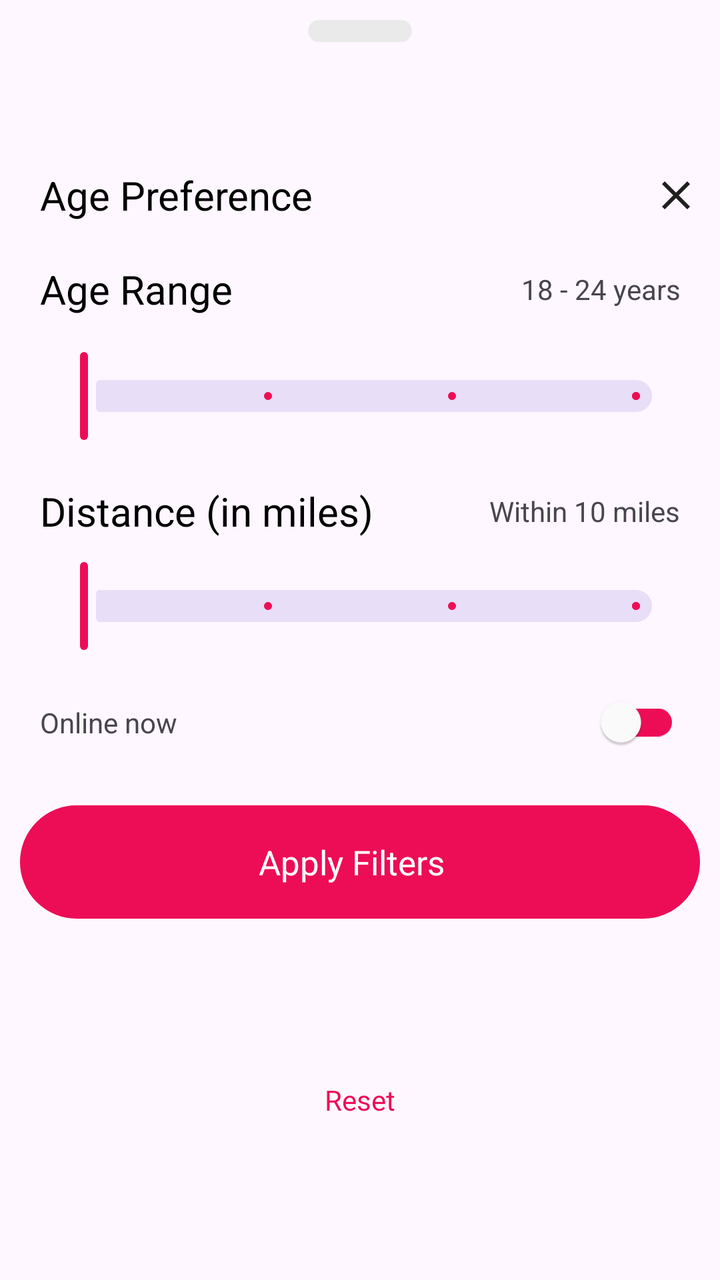
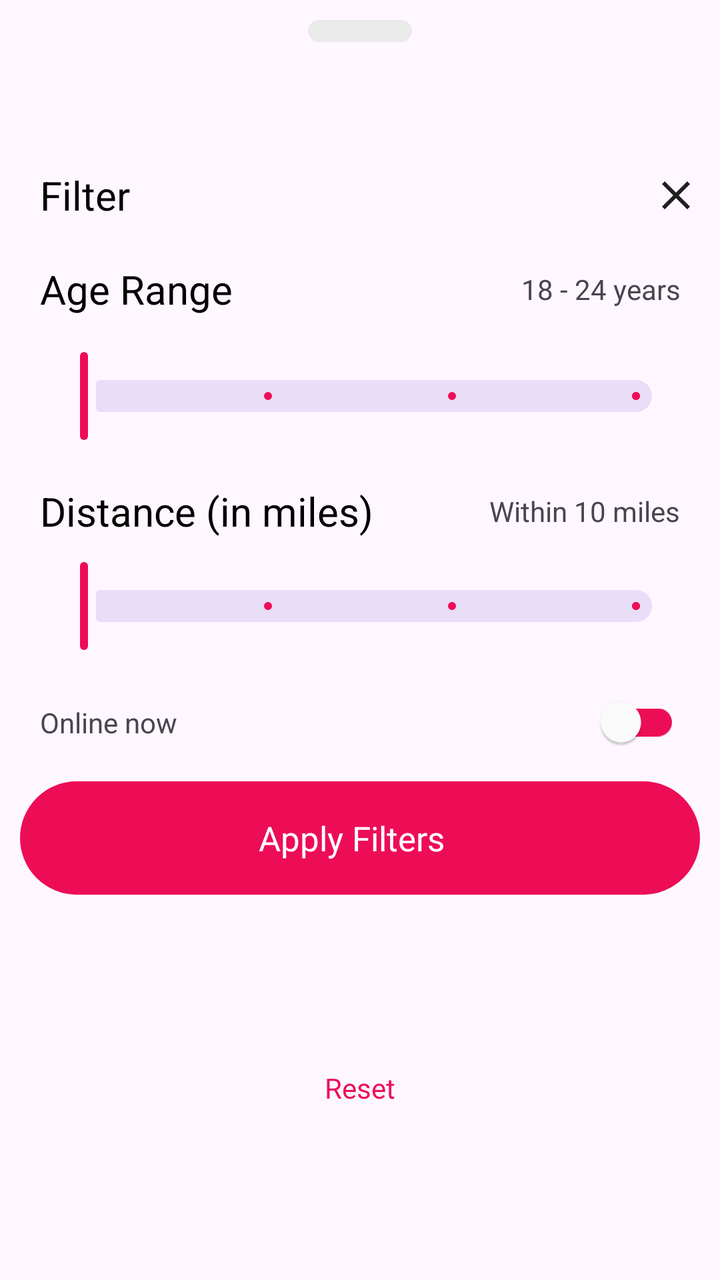

Two renders of the same Android screen: before a commit and after it. Below are the layout's source before the change and the commit's diff.
<!-- AndroidManifest.xml: application theme Theme.You4me -->
<!-- res/layout/fragment_filter_bottom_sheet.xml -->
<?xml version="1.0" encoding="utf-8"?>
<androidx.constraintlayout.widget.ConstraintLayout
    xmlns:app="http://schemas.android.com/apk/res-auto"
    xmlns:android="http://schemas.android.com/apk/res/android"
    xmlns:tools="http://schemas.android.com/tools"
    android:layout_width="match_parent"
    android:layout_height="match_parent"
    tools:context=".ui.main.finddates.bottomsheet.FilterBottomSheetFragment">



    <androidx.constraintlayout.widget.Guideline
        android:id="@+id/guidelineVertical1"
        android:layout_width="wrap_content"
        android:layout_height="wrap_content"
        android:orientation="horizontal"
        app:layout_constraintGuide_percent="0.1" />


    <ImageView
        android:id="@+id/imageView4"
        android:layout_width="wrap_content"
        android:layout_height="wrap_content"
        android:src="@drawable/top_arc_img"
        android:layout_marginTop="@dimen/margin_10dp"
        app:layout_constraintEnd_toEndOf="parent"
        app:layout_constraintStart_toStartOf="parent"
        app:layout_constraintTop_toTopOf="parent" />

    <TextView
        android:id="@+id/textView28"
        android:layout_width="wrap_content"
        android:layout_height="wrap_content"
        android:layout_margin="@dimen/margin_20dp"
        android:text="Age Preference"
        android:textColor="@color/black"
        android:textSize="@dimen/text_size_20sp"
        app:layout_constraintStart_toStartOf="parent"
        app:layout_constraintTop_toTopOf="@+id/guidelineVertical1" />

    <TextView
        android:id="@+id/age_range"
        android:layout_width="0dp"
        android:layout_height="wrap_content"
        android:layout_marginEnd="@dimen/margin_20dp"
        android:gravity="end"
        app:layout_constraintBottom_toBottomOf="@+id/textView29"
        app:layout_constraintEnd_toEndOf="@+id/cancel_icon"
        app:layout_constraintStart_toEndOf="@+id/textView29"
        app:layout_constraintTop_toTopOf="@+id/textView29"
        android:text="18 - 24 years" />

    <TextView
        android:id="@+id/distance_range"
        android:layout_width="0dp"
        android:layout_height="wrap_content"
        android:layout_marginEnd="@dimen/margin_20dp"
        android:gravity="end"
        android:text="Within 10 miles"
        app:layout_constraintBottom_toBottomOf="@+id/textView"
        app:layout_constraintEnd_toEndOf="@+id/cancel_icon"
        app:layout_constraintStart_toEndOf="@+id/textView"
        app:layout_constraintTop_toTopOf="@+id/textView" />

    <ImageView
        android:id="@+id/cancel_icon"
        android:layout_width="wrap_content"
        android:layout_height="wrap_content"
        android:src="@drawable/cancel_icon"
        app:layout_constraintBottom_toBottomOf="@+id/textView28"
        app:layout_constraintEnd_toEndOf="parent"
        app:layout_constraintTop_toTopOf="@+id/textView28" />

    <TextView
        android:id="@+id/textView29"
        android:layout_width="wrap_content"
        android:layout_height="wrap_content"
        android:layout_marginTop="@dimen/margin_20dp"
        android:text="Age Range"
        android:textColor="@color/black"
        android:textSize="@dimen/text_size_20sp"
        app:layout_constraintStart_toStartOf="@+id/textView28"
        app:layout_constraintTop_toBottomOf="@+id/textView28" />


    <com.google.android.material.slider.Slider
        android:id="@+id/ageRangeSlider"
        android:layout_width="0dp"
        android:layout_height="wrap_content"
        android:layout_marginTop="@dimen/margin_20dp"
        android:stepSize="1"
        android:valueFrom="0"
        android:valueTo="3"
        app:labelBehavior="gone"
        app:layout_constraintEnd_toEndOf="@+id/age_range"
        app:layout_constraintHorizontal_bias="1.0"
        app:layout_constraintStart_toStartOf="@+id/textView29"
        app:layout_constraintTop_toBottomOf="@+id/age_range"
        app:thumbColor="@color/primary_pink"
        app:trackColorActive="@color/primary_pink" />

    <TextView
        android:id="@+id/textView"
        android:layout_width="wrap_content"
        android:layout_height="wrap_content"
        android:text="Distance (in miles)"
        android:layout_marginTop="@dimen/margin_20dp"
        android:textColor="@color/black"
        android:textSize="@dimen/text_size_20sp"
        app:layout_constraintStart_toStartOf="@+id/textView28"
        app:layout_constraintTop_toBottomOf="@+id/ageRangeSlider" />


    <com.google.android.material.slider.Slider
        android:id="@+id/distanceRangeSlider"
        android:layout_width="0dp"
        android:layout_height="wrap_content"
        android:stepSize="1"
        android:valueFrom="0"
        android:layout_marginTop="@dimen/margin_10dp"
        android:valueTo="3"
        app:labelBehavior="gone"
        app:layout_constraintEnd_toEndOf="@+id/age_range"
        app:layout_constraintHorizontal_bias="1.0"
        app:layout_constraintStart_toStartOf="@+id/textView29"
        app:layout_constraintTop_toBottomOf="@+id/textView"
        app:thumbColor="@color/primary_pink"
        app:trackColorActive="@color/primary_pink" />

    <TextView
        android:layout_width="wrap_content"
        android:layout_height="wrap_content"
        android:text="Online now"

        app:layout_constraintBottom_toBottomOf="@+id/switchCompat"
        app:layout_constraintStart_toStartOf="@+id/textView"
        app:layout_constraintTop_toTopOf="@+id/switchCompat" />

    <androidx.appcompat.widget.SwitchCompat
        android:id="@+id/switchCompat"
        android:layout_width="wrap_content"
        android:layout_height="wrap_content"
        android:layout_marginTop="@dimen/margin_10dp"
        app:layout_constraintEnd_toEndOf="@+id/distanceRangeSlider"
        app:layout_constraintTop_toBottomOf="@+id/distanceRangeSlider"
        app:thumbTint="@color/white"
        app:trackTint="@color/primary_pink" />
    <LinearLayout
        android:id="@+id/save_btn"
        android:layout_width="match_parent"
        android:layout_height="wrap_content"
        android:layout_margin="@dimen/margin_10dp"
        android:background="@drawable/rectangle_skip_for_now"
        android:backgroundTint="@color/primary_pink"
        android:gravity="center"
        android:layout_marginBottom="@dimen/margin_40dp"
        android:orientation="horizontal"
        android:padding="@dimen/padding_17dp"
        app:layout_constraintBottom_toBottomOf="parent"
        app:layout_constraintEnd_toEndOf="parent"
        app:layout_constraintStart_toStartOf="parent"
        app:layout_constraintTop_toBottomOf="@+id/ageRangeSlider">

        <TextView
            android:layout_width="wrap_content"
            android:layout_height="wrap_content"
            android:layout_marginEnd="8dp"
            android:text="Apply Filters"
            android:textColor="@color/white"
            android:textSize="17sp" />

    </LinearLayout>

    <TextView
        android:layout_width="wrap_content"
        android:layout_height="wrap_content"
        android:text="Reset"
        android:textColor="@color/primary_pink"
        app:layout_constraintBottom_toBottomOf="parent"
        app:layout_constraintEnd_toEndOf="@+id/save_btn"
        app:layout_constraintStart_toStartOf="@+id/save_btn"
        app:layout_constraintTop_toBottomOf="@+id/save_btn" />

</androidx.constraintlayout.widget.ConstraintLayout>
<!-- resources referenced by this layout -->
<resources>
  <color name="black">#FF000000</color>
  <color name="primary_pink">#ED0D57</color>
  <color name="white">#FFFFFFFF</color>
  <dimen name="margin_10dp">10dp</dimen>
  <dimen name="margin_20dp">20dp</dimen>
  <dimen name="margin_40dp">40dp</dimen>
  <dimen name="padding_17dp">17dp</dimen>
  <dimen name="text_size_20sp">20sp</dimen>
  <!-- drawable cancel_icon (drawable) -->
  <vector xmlns:android="http://schemas.android.com/apk/res/android"
      android:width="44dp"
      android:height="44dp"
      android:viewportWidth="44"
      android:viewportHeight="44">
    <path
        android:pathData="M16.4,29L15,27.6L20.6,22L15,16.4L16.4,15L22,20.6L27.6,15L29,16.4L23.4,22L29,27.6L27.6,29L22,23.4L16.4,29Z"
        android:fillColor="#1F1F1F"/>
  </vector>
  <!-- drawable rectangle_skip_for_now (drawable) -->
  <?xml version="1.0" encoding="UTF-8"?>
  <shape xmlns:android="http://schemas.android.com/apk/res/android" android:id="@+id/listview_background_shape">
      <padding android:left="2dp"
          android:top="2dp"
          android:right="2dp"
          android:bottom="2dp" />
      <corners android:radius="50dp" />
      <solid android:color="@color/white" />
      <stroke android:color="@color/primary_pink"
          android:width="1dp"/>
  </shape>
  <!-- drawable top_arc_img (drawable) -->
  <vector xmlns:android="http://schemas.android.com/apk/res/android"
      android:width="52dp"
      android:height="11dp"
      android:viewportWidth="52"
      android:viewportHeight="11">
    <path
        android:pathData="M5.5,0L46.5,0A5.5,5.5 0,0 1,52 5.5L52,5.5A5.5,5.5 0,0 1,46.5 11L5.5,11A5.5,5.5 0,0 1,0 5.5L0,5.5A5.5,5.5 0,0 1,5.5 0z"
        android:fillColor="#EAEAEA"/>
  </vector>
  <style name="Theme.You4me" parent="Base.Theme.You4me" />
  <style name="Base.Theme.You4me" parent="Theme.Material3.Light.NoActionBar">
          
           <item name="colorPrimary">@color/primary_pink</item>
      </style>
</resources>

<!-- the commit's change to res/layout/fragment_filter_bottom_sheet.xml (unified diff, before → after) -->
@@ -4,7 +4,7 @@
     xmlns:android="http://schemas.android.com/apk/res/android"
     xmlns:tools="http://schemas.android.com/tools"
     android:layout_width="match_parent"
-    android:layout_height="match_parent"
+    android:layout_height="wrap_content"
     tools:context=".ui.main.finddates.bottomsheet.FilterBottomSheetFragment">
 
 
@@ -32,7 +32,7 @@
         android:layout_width="wrap_content"
         android:layout_height="wrap_content"
         android:layout_margin="@dimen/margin_20dp"
-        android:text="Age Preference"
+        android:text="Filter"
         android:textColor="@color/black"
         android:textSize="@dimen/text_size_20sp"
         app:layout_constraintStart_toStartOf="parent"
@@ -128,10 +128,11 @@
         app:trackColorActive="@color/primary_pink" />
 
     <TextView
+        android:id="@+id/textView34"
         android:layout_width="wrap_content"
         android:layout_height="wrap_content"
+
         android:text="Online now"
-
         app:layout_constraintBottom_toBottomOf="@+id/switchCompat"
         app:layout_constraintStart_toStartOf="@+id/textView"
         app:layout_constraintTop_toTopOf="@+id/switchCompat" />
@@ -145,21 +146,22 @@
         app:layout_constraintTop_toBottomOf="@+id/distanceRangeSlider"
         app:thumbTint="@color/white"
         app:trackTint="@color/primary_pink" />
+
     <LinearLayout
         android:id="@+id/save_btn"
         android:layout_width="match_parent"
         android:layout_height="wrap_content"
-        android:layout_margin="@dimen/margin_10dp"
+        android:layout_marginEnd="@dimen/margin_10dp"
+        android:layout_marginStart="@dimen/margin_10dp"
+        android:layout_marginTop="@dimen/margin_20dp"
         android:background="@drawable/rectangle_skip_for_now"
         android:backgroundTint="@color/primary_pink"
         android:gravity="center"
-        android:layout_marginBottom="@dimen/margin_40dp"
         android:orientation="horizontal"
         android:padding="@dimen/padding_17dp"
-        app:layout_constraintBottom_toBottomOf="parent"
         app:layout_constraintEnd_toEndOf="parent"
         app:layout_constraintStart_toStartOf="parent"
-        app:layout_constraintTop_toBottomOf="@+id/ageRangeSlider">
+        app:layout_constraintTop_toBottomOf="@+id/textView34">
 
         <TextView
             android:layout_width="wrap_content"
@@ -172,9 +174,11 @@
     </LinearLayout>
 
     <TextView
+        android:id="@+id/reset"
         android:layout_width="wrap_content"
         android:layout_height="wrap_content"
         android:text="Reset"
+        android:layout_margin="@dimen/margin_30dp"
         android:textColor="@color/primary_pink"
         app:layout_constraintBottom_toBottomOf="parent"
         app:layout_constraintEnd_toEndOf="@+id/save_btn"
<!-- resource entries referenced after the edit -->
@@ -5,7 +5,7 @@
   <color name="white">#FFFFFFFF</color>
   <dimen name="margin_10dp">10dp</dimen>
   <dimen name="margin_20dp">20dp</dimen>
-  <dimen name="margin_40dp">40dp</dimen>
+  <dimen name="margin_30dp">30dp</dimen>
   <dimen name="padding_17dp">17dp</dimen>
   <dimen name="text_size_20sp">20sp</dimen>
   <!-- drawable cancel_icon (drawable) -->
